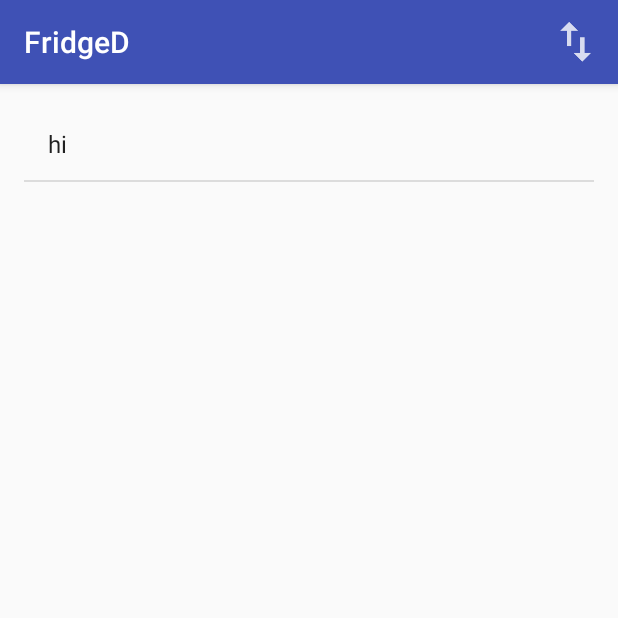
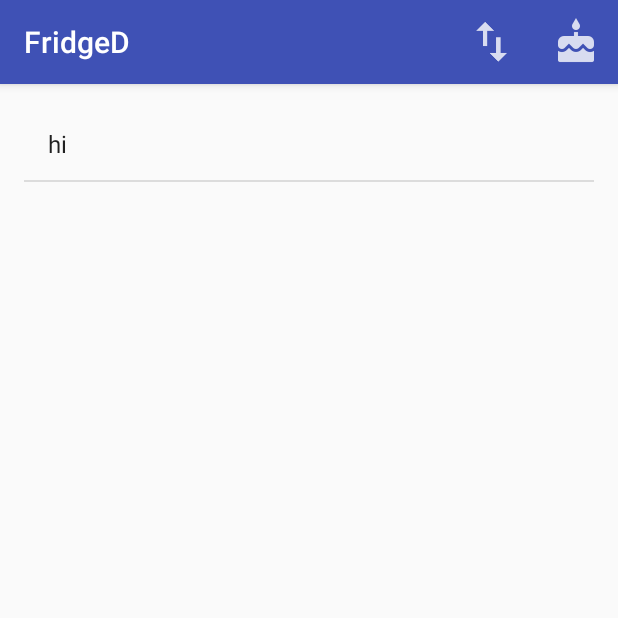
Before and after one commit to DevinSova/FridgeD, an Android app: the screen it shows after launch (MainActivity), after a tap on an icon or button, on a phone screen of 412 x 824 dp, the top half of it. Run offline under Robolectric (Android 15) with nearby library versions, the phone set to English and light mode, and no system bars.

Commit message:
Toolbar Icon 2 for Recipies

```diff
--- a/app/src/main/res/menu/menu_main.xml
+++ b/app/src/main/res/menu/menu_main.xml
@@ -7,4 +7,9 @@
         android:icon="@drawable/ic_sortimage"
         android:title="@string/action_sort"
         app:showAsAction="always" />
+    <item
+        android:id="@+id/recipies"
+        android:icon="@drawable/ic_recipies"
+        android:title="@string/recipies"
+        app:showAsAction="always"/>
 </menu>
--- a/app/src/main/res/values/strings.xml
+++ b/app/src/main/res/values/strings.xml
@@ -1,4 +1,5 @@
 <resources>
     <string name="app_name">FridgeD</string>
     <string name="action_sort">Sort</string>
+    <string name="recipies">Recipies</string>
 </resources>
```
Also changed, not shown: app/src/main/res/drawable-hdpi/ic_recipies.png (added), app/src/main/res/drawable-mdpi/ic_recipies.png (added), app/src/main/res/drawable-xhdpi/ic_recipies.png (added), app/src/main/res/drawable-xxhdpi/ic_recipies.png (added).
